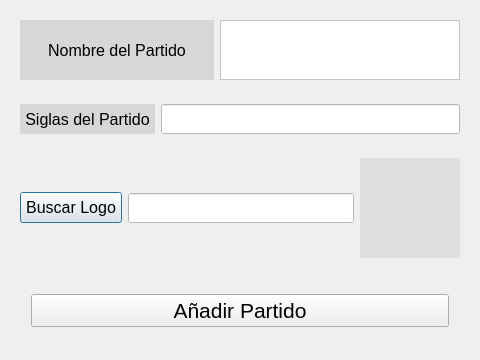
Fnapo/03Corrupcion, file ventanas/introducirPartido.ui: the form before one commit.
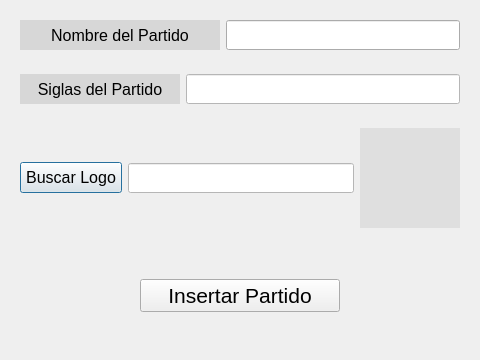
The form after the commit.

Commit message: Insertar Partido Completo

The edit to the form file:
```diff
--- a/ventanas/introducirPartido.ui
+++ b/ventanas/introducirPartido.ui
@@ -38,7 +38,7 @@
   </property>
   <layout class="QGridLayout" name="gridLayout">
    <item row="0" column="0">
-    <layout class="QHBoxLayout" name="horizontalLayout" stretch="1,2">
+    <layout class="QHBoxLayout" name="horizontalLayout" stretch="1,0">
      <property name="leftMargin">
       <number>9</number>
      </property>
@@ -61,14 +61,14 @@
        </property>
        <property name="minimumSize">
         <size>
-         <width>0</width>
-         <height>60</height>
+         <width>200</width>
+         <height>30</height>
         </size>
        </property>
        <property name="maximumSize">
         <size>
-         <width>16777215</width>
-         <height>60</height>
+         <width>200</width>
+         <height>30</height>
         </size>
        </property>
        <property name="font">
@@ -88,30 +88,19 @@
       </widget>
      </item>
      <item>
-      <widget class="QTextEdit" name="inputNombre">
+      <widget class="QLineEdit" name="inputNombre">
        <property name="minimumSize">
         <size>
-         <width>240</width>
-         <height>60</height>
+         <width>0</width>
+         <height>30</height>
         </size>
        </property>
        <property name="maximumSize">
         <size>
-         <width>240</width>
-         <height>60</height>
+         <width>16777215</width>
+         <height>30</height>
         </size>
        </property>
-       <property name="font">
-        <font>
-         <pointsize>12</pointsize>
-        </font>
-       </property>
-       <property name="cursor" stdset="0">
-        <cursorShape>PointingHandCursor</cursorShape>
-       </property>
-       <property name="styleSheet">
-        <string notr="true">background-color: rgb(255, 255, 255);</string>
-       </property>
       </widget>
      </item>
     </layout>
@@ -132,6 +121,18 @@
      </property>
      <item>
       <widget class="QLabel" name="label_2">
+       <property name="minimumSize">
+        <size>
+         <width>160</width>
+         <height>0</height>
+        </size>
+       </property>
+       <property name="maximumSize">
+        <size>
+         <width>160</width>
+         <height>16777215</height>
+        </size>
+       </property>
        <property name="font">
         <font>
          <pointsize>12</pointsize>
@@ -264,10 +265,16 @@
       <widget class="QPushButton" name="botonAdd">
        <property name="minimumSize">
         <size>
-         <width>0</width>
+         <width>200</width>
          <height>30</height>
         </size>
        </property>
+       <property name="maximumSize">
+        <size>
+         <width>200</width>
+         <height>16777215</height>
+        </size>
+       </property>
        <property name="font">
         <font>
          <pointsize>16</pointsize>
@@ -277,7 +284,7 @@
         <cursorShape>PointingHandCursor</cursorShape>
        </property>
        <property name="text">
-        <string>Añadir Partido</string>
+        <string>Insertar Partido</string>
        </property>
        <property name="autoDefault">
         <bool>true</bool>
```
Left out of the diff: 2 changed lines with no effect on the pictures. The commit also changes 8 other files.
